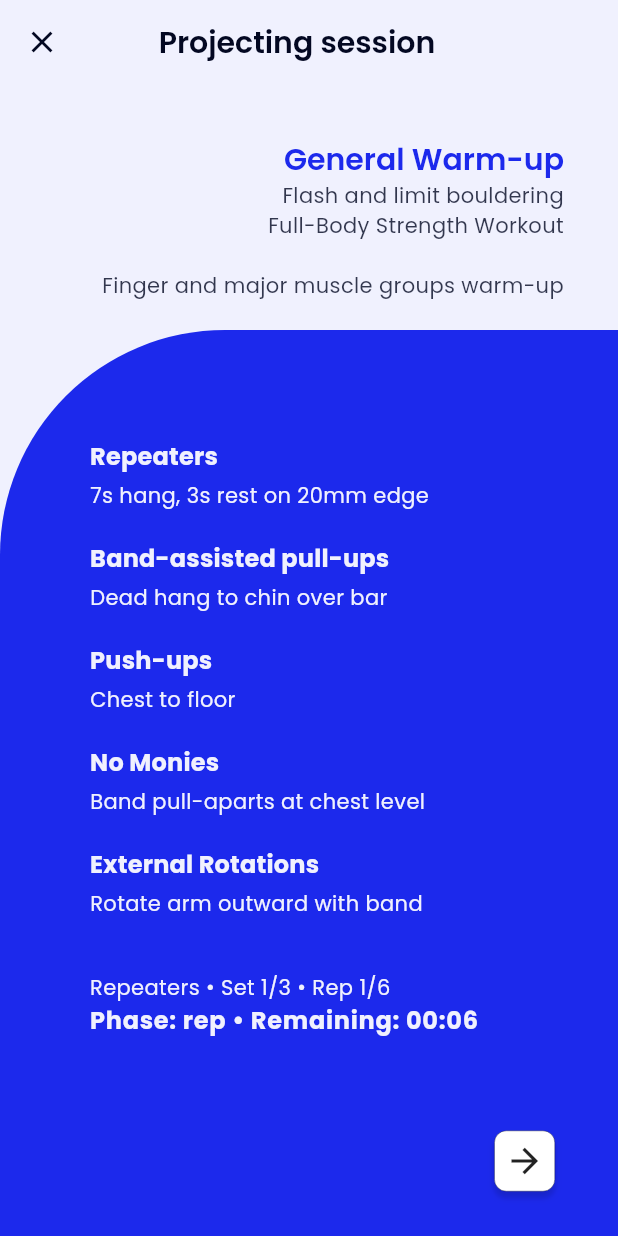
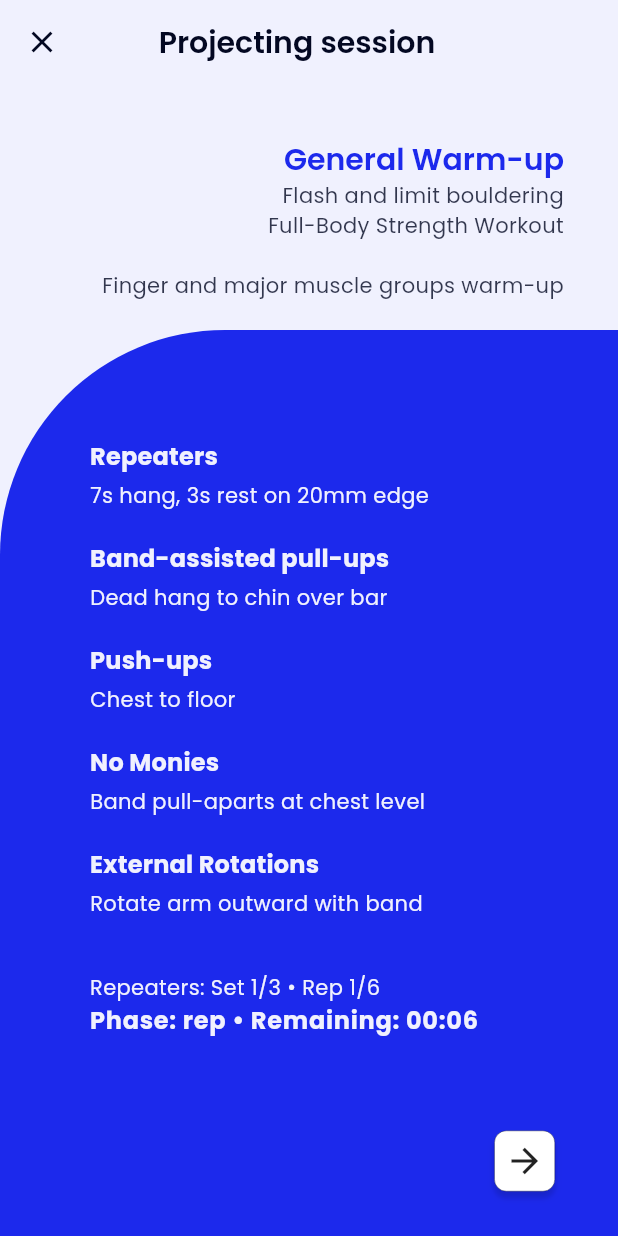
Before and after one commit to mschuhmacher/training_schedule_app, a Flutter app: the ActiveSessionScreen screen opened directly, on a phone screen of 412 x 824 dp. Run offline on Flutter 3.47's test engine with Material 3 defaults, Android fonts, the phone set to English and light mode, and no system bars; our stand-ins replace table_calendar.

Commit message:
minor change

```diff
--- a/lib/presentation/screens/session_active_screen.dart
+++ b/lib/presentation/screens/session_active_screen.dart
@@ -167,7 +167,7 @@ class _ActiveSessionScreenState extends State<ActiveSessionScreen> {
                               ...exerciseWidgets,
                               SizedBox(height: 16),
                               Text(
-                                '${activeExercise.title} • Set ${progress.currentSet}/${activeExercise.sets} • '
+                                '${activeExercise.title}: Set ${progress.currentSet}/${activeExercise.sets} • '
                                 'Rep ${progress.currentRep}/${activeExercise.reps}',
                                 style: context.bodyMedium.copyWith(
                                   color:
```
